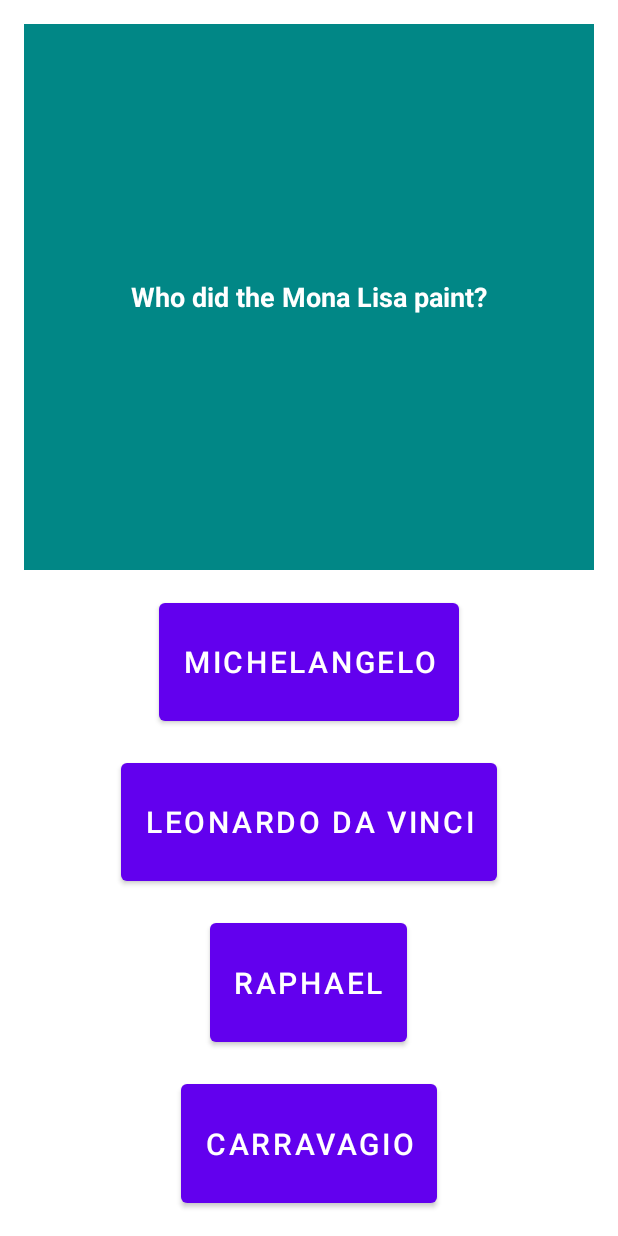
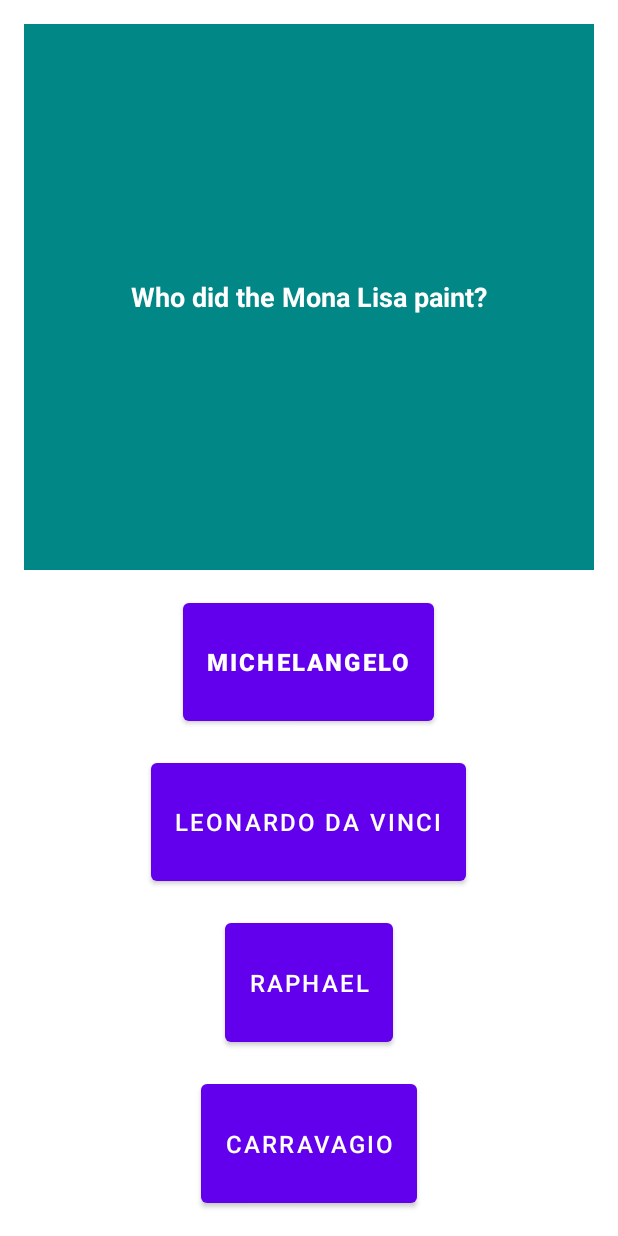
Before and after one commit to JosephCHEYNET/TopQuizzAndroid, an Android app: the GameActivity screen opened directly, with no data from a screen before it, after a tap on ".BM", on a phone screen of 412 x 824 dp. Run offline under Robolectric (Android 15) with nearby library versions, the light colour scheme and no system bars.

Commit message:
Correction layout pour le mode paysage: enlevé le padding sur les boutons

```diff
--- a/app/src/main/res/layout/activity_game.xml
+++ b/app/src/main/res/layout/activity_game.xml
@@ -1,6 +1,7 @@
 <?xml version="1.0" encoding="utf-8"?>
 <LinearLayout
     xmlns:android="http://schemas.android.com/apk/res/android"
+    xmlns:app="http://schemas.android.com/apk/res-auto"
     xmlns:tools="http://schemas.android.com/tools"
     android:layout_width="match_parent"
     android:layout_height="match_parent"
@@ -27,8 +28,9 @@
         android:layout_gravity="center_horizontal"
         android:layout_margin="8dp"
         android:layout_weight="1"
-        android:padding="16dp"
-        android:textSize="20sp"
+        android:textColor="@color/white"
+        android:textSize="16sp"
+        android:textStyle="normal|bold"
         tools:text="Answer1" />
 
     <Button
@@ -38,8 +40,8 @@
         android:layout_gravity="center_horizontal"
         android:layout_margin="8dp"
         android:layout_weight="1"
-        android:padding="16dp"
-        android:textSize="20sp"
+        android:textSize="16sp"
+        android:textColor="@color/white"
         tools:text="Answer2" />
 
     <Button
@@ -49,8 +51,8 @@
         android:layout_gravity="center_horizontal"
         android:layout_margin="8dp"
         android:layout_weight="1"
-        android:padding="16dp"
-        android:textSize="20sp"
+        android:textSize="16sp"
+        android:textColor="@color/white"
         tools:text="Answer3" />
 
     <Button
@@ -60,7 +62,7 @@
         android:layout_gravity="center_horizontal"
         android:layout_margin="8dp"
         android:layout_weight="1"
-        android:padding="16dp"
-        android:textSize="20sp"
+        android:textSize="16sp"
+        android:textColor="@color/white"
         tools:text="Answer4" />
 </LinearLayout>
--- a/build.gradle
+++ b/build.gradle
@@ -5,7 +5,7 @@ buildscript {
         mavenCentral()
     }
     dependencies {
-        classpath "com.android.tools.build:gradle:7.0.3"
+        classpath 'com.android.tools.build:gradle:7.0.4'
         classpath "org.jetbrains.kotlin:kotlin-gradle-plugin:1.6.0"
 
         // NOTE: Do not place your application dependencies here; they belong
```
